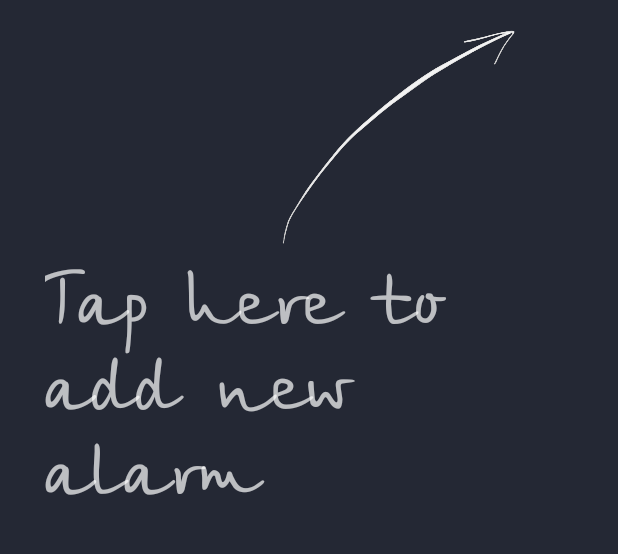
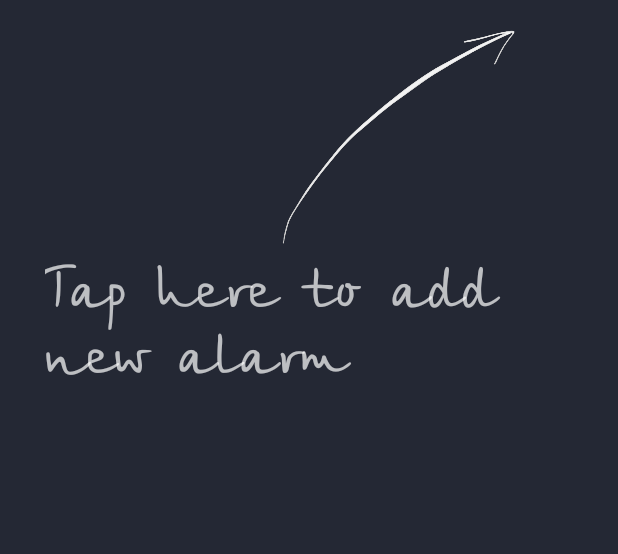
Before and after one commit to SergeyPinkevich/TrickyAlarm, an Android app: the screen it shows after launch (MainActivity), on a phone screen of 412 x 824 dp, the part 62-616 px from its top. Run offline under Robolectric (Android 15) with nearby library versions, the light colour scheme and no system bars; libraries missing offline, so code that uses them is left out: com.github.brnunes.swipeablerecyclerview; Roboto replaces fonts that are not available here; 3 statements that could not run were skipped.

Commit message:
repeat button now hides if alarm is not repeatable. Also fixed font issues for "tap here to add new alarm" tip

```diff
--- a/app/src/main/java/com/example/trickyalarm/MainActivity.java
+++ b/app/src/main/java/com/example/trickyalarm/MainActivity.java
@@ -44,6 +44,10 @@ public class MainActivity extends AppCompatActivity {
 
     @Override
     protected void onCreate(Bundle savedInstanceState) {
+
+
+
+
         super.onCreate(savedInstanceState);
         setContentView(R.layout.activity_main);
 
--- a/app/src/main/res/layout/activity_main.xml
+++ b/app/src/main/res/layout/activity_main.xml
@@ -30,7 +30,7 @@
             android:layout_marginRight="30dp"
             android:layout_marginStart="30dp"
             android:layout_marginLeft="30dp"
-            android:textSize="51dp"/>
+            android:textSize="40dp"/>
 
     </RelativeLayout>
 
```
Also changed, not shown: app/src/main/java/com/example/trickyalarm/SignalActivity.java (+10 -0 lines), 2 other files.
